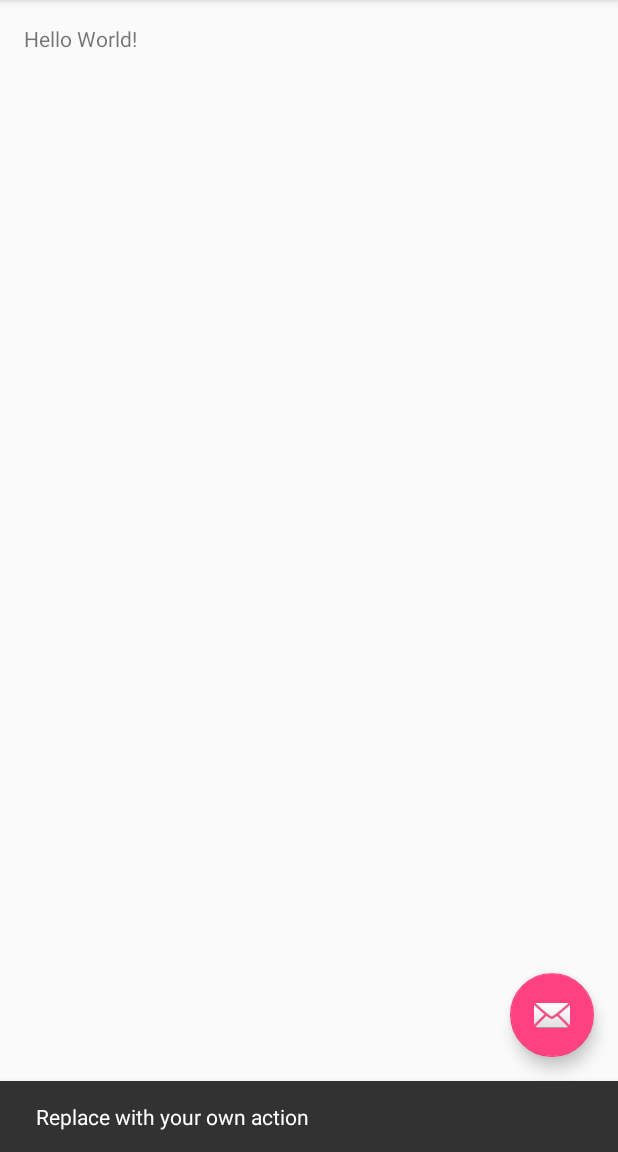
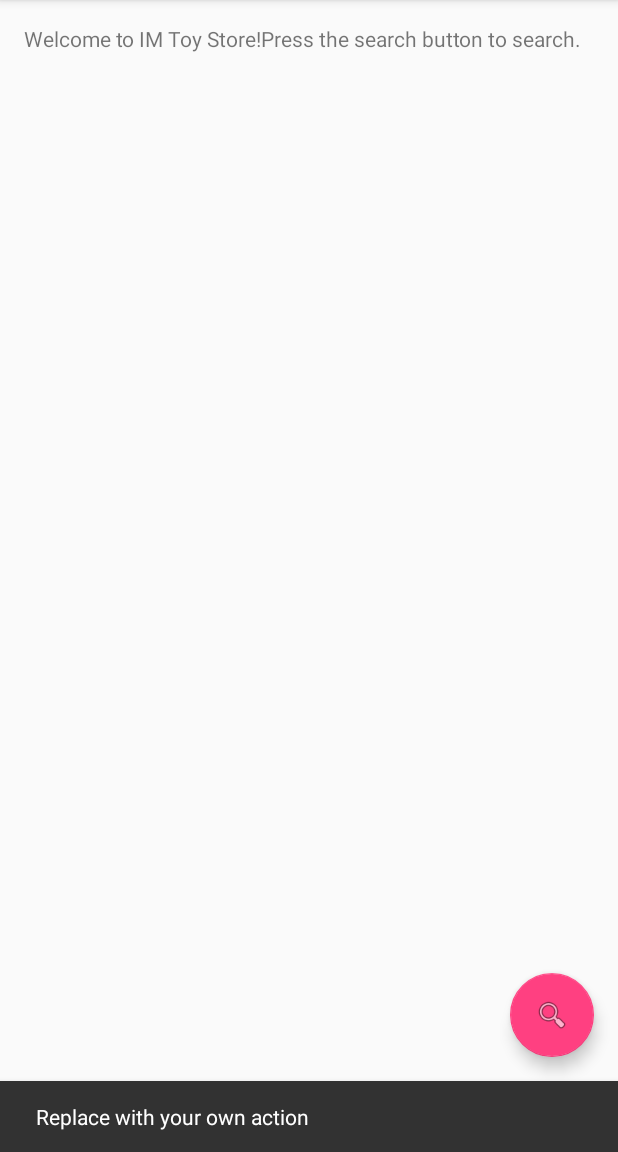
Before and after one commit to a-yang/AndroidApp, an Android app: the screen it shows after launch (MainActivity), after a tap on an icon or button, on a phone screen of 412 x 824 dp, the part 84-1236 px from its top. Run offline under Robolectric (Android 15) with nearby library versions, the phone set to English and light mode, and no system bars.

Commit message:
more updates

```diff
--- a/app/src/main/java/com/example/abigailwatson/project3/MainActivity.java
+++ b/app/src/main/java/com/example/abigailwatson/project3/MainActivity.java
@@ -26,6 +26,8 @@ public class MainActivity extends AppCompatActivity {
                         .setAction("Action", null).show();
             }
         });
+        ;
+
     }
 
     @Override
@@ -49,4 +51,6 @@ public class MainActivity extends AppCompatActivity {
 
         return super.onOptionsItemSelected(item);
     }
+
+
 }
--- a/app/src/main/java/toyApp/Toy.java
+++ b/app/src/main/java/com/example/abigailwatson/project3/Toy.java
@@ -2,7 +2,7 @@
  * Created by abigailwatson on 3/30/16.
  */
 
-package toyApp;
+package com.example.abigailwatson.project3;
 
 //import java.awt.image.BufferedImage;
 
--- a/app/src/main/java/toyApp/ToyList.java
+++ b/app/src/main/java/com/example/abigailwatson/project3/ToyList.java
@@ -2,14 +2,13 @@
  * Created by abigailwatson on 3/30/16.
  */
 
-package toyApp;
+package com.example.abigailwatson.project3;
 
 import java.io.ByteArrayOutputStream;
 import java.io.IOException;
 import java.io.RandomAccessFile;
 import java.nio.ByteBuffer;
 import java.util.ArrayList;
-import java.lang.Integer;
 
 
 public class ToyList {
--- a/app/src/main/res/layout/activity_main.xml
+++ b/app/src/main/res/layout/activity_main.xml
@@ -29,6 +29,6 @@
         android:layout_height="wrap_content"
         android:layout_gravity="bottom|end"
         android:layout_margin="@dimen/fab_margin"
-        android:src="@android:drawable/ic_dialog_email" />
+        android:src="@android:drawable/ic_menu_search" />
 
 </android.support.design.widget.CoordinatorLayout>
--- a/app/src/main/res/layout/content_main.xml
+++ b/app/src/main/res/layout/content_main.xml
@@ -15,5 +15,8 @@
     <TextView
         android:layout_width="wrap_content"
         android:layout_height="wrap_content"
-        android:text="Hello World!" />
+        android:text="Welcome to IM Toy Store!Press the search button to search. "
+        android:layout_alignParentStart="false"
+        android:layout_alignParentEnd="false" />
+
 </RelativeLayout>
```
